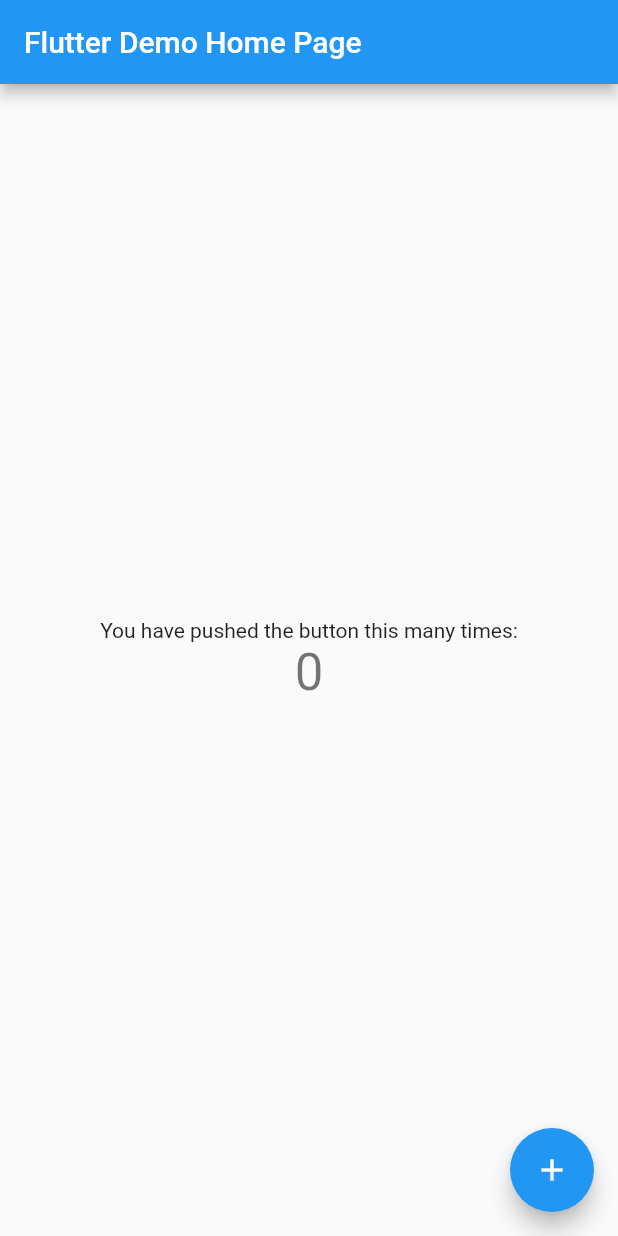
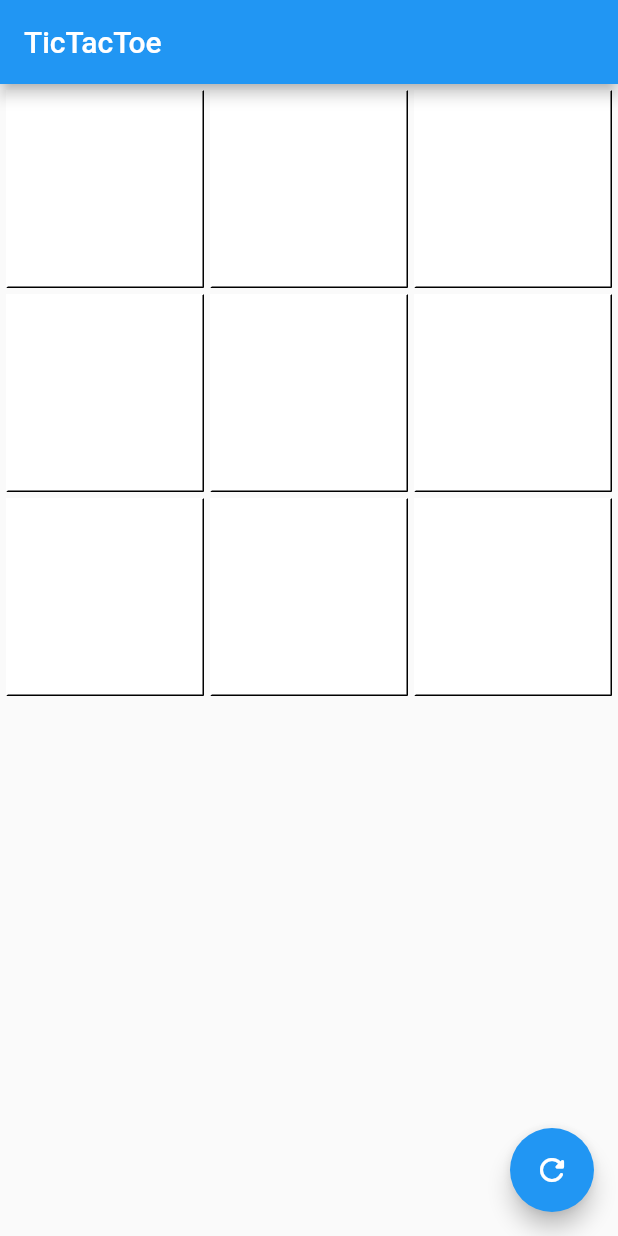
Before and after one commit to marcmarder/tictactoe, a Flutter app: the screen it shows after launch, on a phone screen of 412 x 824 dp. Run offline on Flutter 3.47's test engine with Material 2 defaults, Android fonts, the phone set to English and light mode, and no system bars; our stand-ins replace rxdart.

Commit message:
Added GameStates, first logic
Co-authored-by: Noel Bank <info@nbank.dev>

```diff
--- a/lib/main.dart
+++ b/lib/main.dart
@@ -1,112 +1,134 @@
 import 'package:flutter/material.dart';
+import 'package:tictactoe/models/game.dart';
+import 'package:tictactoe/models/point.dart';
 
 void main() {
   runApp(MyApp());
 }
 
 class MyApp extends StatelessWidget {
-  // This widget is the root of your application.
   @override
   Widget build(BuildContext context) {
     return MaterialApp(
-      title: 'Flutter Demo',
       theme: ThemeData(
-        // This is the theme of your application.
-        //
-        // Try running your application with "flutter run". You'll see the
-        // application has a blue toolbar. Then, without quitting the app, try
-        // changing the primarySwatch below to Colors.green and then invoke
-        // "hot reload" (press "r" in the console where you ran "flutter run",
-        // or simply save your changes to "hot reload" in a Flutter IDE).
-        // Notice that the counter didn't reset back to zero; the application
-        // is not restarted.
         primarySwatch: Colors.blue,
       ),
-      home: MyHomePage(title: 'Flutter Demo Home Page'),
+      home: MyHomePage(),
     );
   }
 }
 
 class MyHomePage extends StatefulWidget {
-  MyHomePage({Key key, this.title}) : super(key: key);
-
-  // This widget is the home page of your application. It is stateful, meaning
-  // that it has a State object (defined below) that contains fields that affect
-  // how it looks.
-
-  // This class is the configuration for the state. It holds the values (in this
-  // case the title) provided by the parent (in this case the App widget) and
-  // used by the build method of the State. Fields in a Widget subclass are
-  // always marked "final".
-
-  final String title;
+  MyHomePage({Key key}) : super(key: key);
 
   @override
   _MyHomePageState createState() => _MyHomePageState();
 }
 
 class _MyHomePageState extends State<MyHomePage> {
-  int _counter = 0;
-
-  void _incrementCounter() {
-    setState(() {
-      // This call to setState tells the Flutter framework that something has
-      // changed in this State, which causes it to rerun the build method below
-      // so that the display can reflect the updated values. If we changed
-      // _counter without calling setState(), then the build method would not be
-      // called again, and so nothing would appear to happen.
-      _counter++;
-    });
+  Context game;
+  @override
+  void initState() {
+    this.game = Context();
+    this.game.currentState.start();
+    super.initState();
   }
 
   @override
   Widget build(BuildContext context) {
-    // This method is rerun every time setState is called, for instance as done
-    // by the _incrementCounter method above.
-    //
-    // The Flutter framework has been optimized to make rerunning build methods
-    // fast, so that you can just rebuild anything that needs updating rather
-    // than having to individually change instances of widgets.
     return Scaffold(
       appBar: AppBar(
-        // Here we take the value from the MyHomePage object that was created by
-        // the App.build method, and use it to set our appbar title.
-        title: Text(widget.title),
+        title: Text("TicTacToe"),
       ),
       body: Center(
-        // Center is a layout widget. It takes a single child and positions it
-        // in the middle of the parent.
-        child: Column(
-          // Column is also a layout widget. It takes a list of children and
-          // arranges them vertically. By default, it sizes itself to fit its
-          // children horizontally, and tries to be as tall as its parent.
-          //
-          // Invoke "debug painting" (press "p" in the console, choose the
-          // "Toggle Debug Paint" action from the Flutter Inspector in Android
-          // Studio, or the "Toggle Debug Paint" command in Visual Studio Code)
-          // to see the wireframe for each widget.
-          //
-          // Column has various properties to control how it sizes itself and
-          // how it positions its children. Here we use mainAxisAlignment to
-          // center the children vertically; the main axis here is the vertical
-          // axis because Columns are vertical (the cross axis would be
-          // horizontal).
+        child: StreamBuilder<Object>(
+            stream: this.game.changeEmitter,
+            builder: (context, snapshot) {
+              if (this.game.winner == null) {
+                return Column(
                   mainAxisAlignment: MainAxisAlignment.center,
                   children: <Widget>[
-            Text(
-              'You have pushed the button this many times:',
+                    Expanded(
+                      child: GridView.count(
+                          crossAxisCount: this.game.wrapLineAt,
+                          childAspectRatio: 1.0,
+                          padding: const EdgeInsets.all(4.0),
+                          mainAxisSpacing: 4.0,
+                          crossAxisSpacing: 4.0,
+                          children:
+                              <Point>[...this.game.grid].map((Point point) {
+                            return StreamBuilder<void>(
+                                stream: point.changeEmitter,
+                                builder: (context, snapshot) {
+
+                                  if (point.player == null) {
+                                    return Container(
+                                      child: GridTile(
+                                          child: Material(
+                                        child: InkWell(
+                                          onTap: () {
+                                            this
+                                                .game
+                                                .currentState
+                                                .makeMove(point);
+                                          },
+                                          child: Container(
+                                            decoration: const BoxDecoration(
+                                              border: Border(
+                                                top: BorderSide(
+                                                    width: 1.0,
+                                                    color: Color(0xFFFFFFFFFF)),
+                                                left: BorderSide(
+                                                    width: 1.0,
+                                                    color: Color(0xFFFFFFFFFF)),
+                                                right: BorderSide(
+                                                    width: 1.0,
+                                                    color: Color(0xFFFF000000)),
+                                                bottom: BorderSide(
+                                                    width: 1.0,
+                                                    color: Color(0xFFFF000000)),
                                               ),
-            Text(
-              '$_counter',
-              style: Theme.of(context).textTheme.headline4,
+                                            ),
+                                            // height: 10,
+                                            // width: 10,
+                                          ),
+                                        ),
+                                        color: Colors.white,
+                                      )),
+                                    );
+                                  }
+                                  return point.player.getWidget();
+                                });
+                          }).toList()),
                     ),
                   ],
+                );
+              } else {
+                return Container(
+                  color: this.game.winner.color,
+                  width: double.infinity,
+                  child: Column(
+                    mainAxisAlignment: MainAxisAlignment.center,
+                    crossAxisAlignment: CrossAxisAlignment.center,
+                    children: [
+                      Container(
+                        child: Text(
+                          this.game.winner.displayName + " hat Gewonnen!",
+                          style: TextStyle(fontSize: 40),
                         ),
+                      )
+                    ],
+                  ),
+                );
+              }
+            }),
       ),
       floatingActionButton: FloatingActionButton(
-        onPressed: _incrementCounter,
-        tooltip: 'Increment',
-        child: Icon(Icons.add),
+        onPressed: () {
+          this.game.currentState.restart();
+        },
+        tooltip: 'Reset',
+        child: Icon(Icons.refresh_rounded),
       ), // This trailing comma makes auto-formatting nicer for build methods.
     );
   }
--- /dev/null
+++ b/lib/models/changeEmitter.dart
@@ -0,0 +1,5 @@
+import 'package:rxdart/rxdart.dart';
+
+abstract class ChangeEmitter {
+  BehaviorSubject<void> changeEmitter;
+}
--- /dev/null
+++ b/lib/models/game.dart
@@ -0,0 +1,36 @@
+import 'package:flutter/material.dart';
+import 'package:rxdart/src/subjects/behavior_subject.dart';
+import 'package:tictactoe/models/changeEmitter.dart';
+import 'package:tictactoe/models/player.dart';
+import 'package:tictactoe/models/point.dart';
+import 'package:tictactoe/models/state.dart';
+import 'package:tictactoe/models/states/notStarted.dart';
+
+class Context implements ChangeEmitter {
+  List<Point> grid = [];
+  GameState currentState;
+  Player x = Player(Char.x, Colors.green);
+  Player o = Player(Char.o, Colors.pink);
+  Player currentPlayer;
+  int wrapLineAt = 3; // 3
+
+  int get totalGridSize {
+    return wrapLineAt * wrapLineAt;
+  }
+
+  Player winner;
+
+  Context() {
+    this.reset();
+    currentState = NotStartedState(this);
+  }
+
+  void reset() {
+    this.currentPlayer = this.x;
+    this.winner = null;
+    this.grid = [];
+  }
+
+  @override
+  BehaviorSubject<void> changeEmitter = BehaviorSubject();
+}
--- /dev/null
+++ b/lib/models/player.dart
@@ -0,0 +1,30 @@
+import 'package:flutter/material.dart';
+
+enum Char { x, o }
+
+class Player {
+  Char char;
+  Color color;
+  Player(this.char, this.color);
+
+  String get displayName {
+    String newtext = char.toString().split(".")[1];
+    return newtext;
+  }
+
+  Widget getWidget() {
+    return GridTile(
+        child: Container(
+            color: this.color,
+            // height: 10,
+            // width: 10,
+            child: Center(
+                child: Text(
+              displayName,
+              textAlign: TextAlign.center,
+              style: TextStyle(
+                fontSize: 64,
+              ),
+            ))));
+  }
+}
--- /dev/null
+++ b/lib/models/point.dart
@@ -0,0 +1,20 @@
+import 'package:rxdart/rxdart.dart';
+import 'package:tictactoe/models/changeEmitter.dart';
+import 'package:tictactoe/models/player.dart';
+
+class Point implements ChangeEmitter {
+  int x;
+  int y;
+  Point(this.x, this.y);
+  Player player;
+
+  void setPlayer(Player newPlayer) {
+    if (this.player == null) {
+      this.player = newPlayer;
+    }
+    this.changeEmitter.add(null);
+  }
+
+  @override
+  BehaviorSubject<void> changeEmitter = BehaviorSubject();
+}
--- /dev/null
+++ b/lib/models/state.dart
@@ -0,0 +1,10 @@
+import 'package:tictactoe/models/game.dart';
+import 'package:tictactoe/models/point.dart';
+
+abstract class GameState {
+  Context game;
+  GameState(this.game);
+  void makeMove(Point point);
+  void start();
+  void restart();
+}
--- a/pubspec.yaml
+++ b/pubspec.yaml
@@ -23,6 +23,7 @@ environment:
 dependencies:
   flutter:
     sdk: flutter
+  rxdart:
 
 
   # The following adds the Cupertino Icons font to your application.
```
Also changed, not shown: lib/models/states/inGame.dart (added, +128 -0 lines), lib/models/states/notStarted.dart (added, +45 -0 lines), pubspec.lock. Lines whose indentation alone changed are shown as unchanged.
